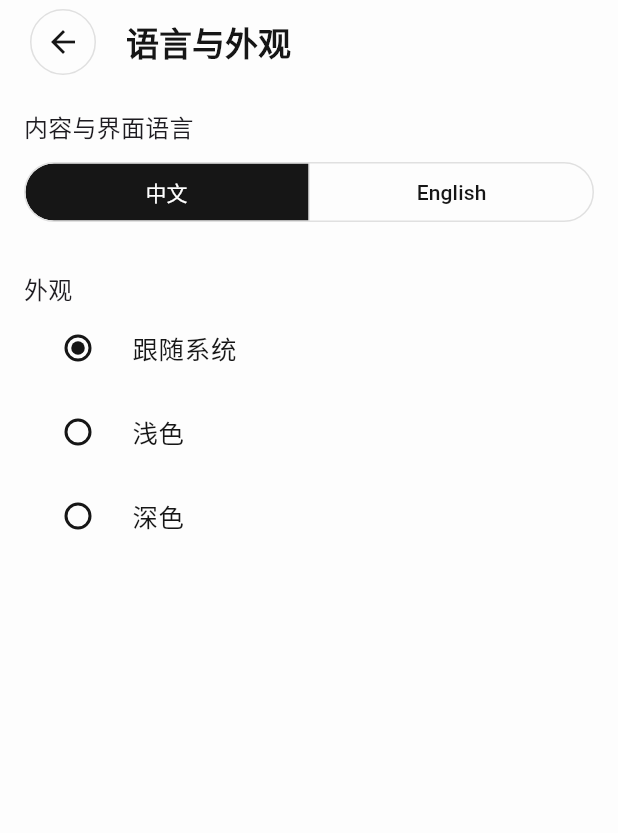
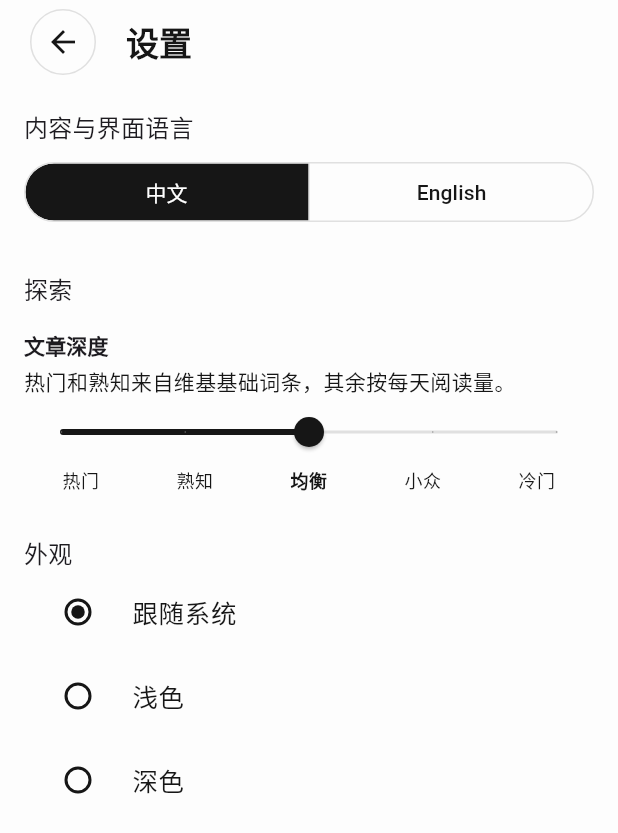
Before and after one commit to maxilong258/random-wiki, a Flutter app: the SettingsScreen screen opened by its route, on a phone screen of 412 x 824 dp. Shown: the top 833 px of the screen. Run offline on Flutter 3.47's test engine with Material 3 defaults, Android fonts, the phone set to English and light mode, and no system bars; our stand-ins replace cached_network_image, hive_flutter, share_plus, shared_preferences; accounts and stored records are empty; network calls fail.

Commit message:
feat: 设置里可按热门到冷门切换文章深度
热门和熟知走维基基础词条，其余按每天阅读量筛选，方便随机浏览时控制熟悉程度。

Co-authored-by: Cursor <cursoragent@cursor.com>

```diff
--- a/lib/app/bootstrap.dart
+++ b/lib/app/bootstrap.dart
@@ -12,7 +12,6 @@ Future<void> bootstrap(Widget app) async {
   WidgetsFlutterBinding.ensureInitialized();
   final preferences = AppPreferences(await SharedPreferences.getInstance());
   await Hive.initFlutter();
-  final articleCache = await Hive.openBox<dynamic>('article_cache');
   final savedArticles = await Hive.openBox<dynamic>('saved_articles');
   final readingHistory = await Hive.openBox<dynamic>('reading_history');
 
@@ -23,7 +22,7 @@ Future<void> bootstrap(Widget app) async {
           create: (_) => AppSettingsController(preferences),
         ),
         Provider(
-          create: (_) => WikiRepository(articleCache),
+          create: (_) => WikiRepository(),
           dispose: (_, repository) => repository.dispose(),
         ),
         ChangeNotifierProvider(
--- a/lib/core/localization/app_strings.dart
+++ b/lib/core/localization/app_strings.dart
@@ -1,4 +1,5 @@
 import 'package:flutter/widgets.dart';
+import '../../features/wiki/domain/article_depth.dart';
 
 class AppStrings {
   const AppStrings._(this.isChinese);
@@ -14,7 +15,12 @@ class AppStrings {
   String get favorites => isChinese ? '收藏列表' : 'Favorites';
   String get favoriteTab => isChinese ? '收藏' : 'Saved';
   String get history => isChinese ? '阅读历史' : 'History';
-  String get settings => isChinese ? '语言与外观' : 'Language & appearance';
+  String get settings => isChinese ? '设置' : 'Settings';
+  String get explore => isChinese ? '探索' : 'Explore';
+  String get articleDepth => isChinese ? '文章深度' : 'Article depth';
+  String get articleDepthHint => isChinese
+      ? '热门和熟知来自维基基础词条，其余按每天阅读量。'
+      : 'Popular and familiar topics come from vital articles. The rest follow daily readership.';
   String get settingsTooltip => isChinese ? '设置' : 'Settings';
   String get saveCurrent => isChinese ? '收藏当前词条' : 'Save this article';
   String get removeCurrent => isChinese ? '取消收藏' : 'Remove from favorites';
@@ -29,6 +35,13 @@ class AppStrings {
   String get followSystem => isChinese ? '跟随系统' : 'System';
   String get light => isChinese ? '浅色' : 'Light';
   String get dark => isChinese ? '深色' : 'Dark';
+  String depthLabel(ArticleDepth depth) => switch (depth) {
+    ArticleDepth.popular => isChinese ? '热门' : 'Popular',
+    ArticleDepth.familiar => isChinese ? '熟知' : 'Familiar',
+    ArticleDepth.balanced => isChinese ? '均衡' : 'Balanced',
+    ArticleDepth.niche => isChinese ? '小众' : 'Niche',
+    ArticleDepth.obscure => isChinese ? '冷门' : 'Obscure',
+  };
   String get noFavorites => isChinese ? '还没有收藏词条' : 'No saved articles yet';
   String get noHistory =>
       isChinese ? '阅读过的词条会出现在这里' : 'Articles you read will appear here';
--- a/lib/features/settings/application/app_settings_controller.dart
+++ b/lib/features/settings/application/app_settings_controller.dart
@@ -1,15 +1,19 @@
 import 'package:flutter/material.dart';
 import '../../../core/storage/app_preferences.dart';
+import '../../wiki/domain/article_depth.dart';
 
 class AppSettingsController extends ChangeNotifier {
   AppSettingsController(this._preferences)
     : _themeMode = _preferences.readThemeMode(),
-      _languageCode = _preferences.readLanguageCode();
+      _languageCode = _preferences.readLanguageCode(),
+      _articleDepth = _preferences.readArticleDepth();
   final AppPreferences _preferences;
   ThemeMode _themeMode;
   String _languageCode;
+  ArticleDepth _articleDepth;
   ThemeMode get themeMode => _themeMode;
   String get languageCode => _languageCode;
+  ArticleDepth get articleDepth => _articleDepth;
   Future<void> setThemeMode(ThemeMode value) async {
     _themeMode = value;
     notifyListeners();
@@ -21,4 +25,11 @@ class AppSettingsController extends ChangeNotifier {
     notifyListeners();
     await _preferences.saveLanguageCode(value);
   }
+
+  Future<void> setArticleDepth(ArticleDepth value) async {
+    if (value == _articleDepth) return;
+    _articleDepth = value;
+    notifyListeners();
+    await _preferences.saveArticleDepth(value);
+  }
 }
--- /dev/null
+++ b/lib/features/settings/presentation/article_depth_control.dart
@@ -0,0 +1,80 @@
+import 'package:flutter/material.dart';
+import '../../../core/localization/app_strings.dart';
+import '../../wiki/domain/article_depth.dart';
+
+class ArticleDepthControl extends StatelessWidget {
+  const ArticleDepthControl({
+    super.key,
+    required this.depth,
+    required this.onChanged,
+  });
+
+  final ArticleDepth depth;
+  final ValueChanged<ArticleDepth> onChanged;
+
+  @override
+  Widget build(BuildContext context) {
+    final strings = AppStrings.of(context);
+    final theme = Theme.of(context);
+    final colors = theme.colorScheme;
+    return Column(
+      crossAxisAlignment: CrossAxisAlignment.start,
+      children: [
+        Text(strings.explore, style: theme.textTheme.titleMedium),
+        const SizedBox(height: 16),
+        Text(
+          strings.articleDepth,
+          style: theme.textTheme.titleSmall?.copyWith(
+            fontWeight: FontWeight.w800,
+          ),
+        ),
+        const SizedBox(height: 4),
+        Text(
+          strings.articleDepthHint,
+          style: theme.textTheme.bodyMedium?.copyWith(
+            color: colors.onSurfaceVariant,
+          ),
+        ),
+        SliderTheme(
+          data: SliderTheme.of(context).copyWith(
+            activeTrackColor: colors.onSurface,
+            inactiveTrackColor: colors.outlineVariant,
+            thumbColor: colors.onSurface,
+            overlayColor: colors.onSurface.withValues(alpha: 0.08),
+            trackHeight: 2,
+          ),
+          child: Slider(
+            value: depth.index.toDouble(),
+            min: 0,
+            max: ArticleDepth.values.length - 1,
+            divisions: ArticleDepth.values.length - 1,
+            label: strings.depthLabel(depth),
+            onChanged: (value) =>
+                onChanged(ArticleDepth.values[value.round()]),
+          ),
+        ),
+        Row(
+          children: [
+            for (final item in ArticleDepth.values)
+              Expanded(
+                child: Text(
+                  strings.depthLabel(item),
+                  maxLines: 1,
+                  overflow: TextOverflow.ellipsis,
+                  textAlign: TextAlign.center,
+                  style: theme.textTheme.labelMedium?.copyWith(
+                    color: item == depth
+                        ? colors.onSurface
+                        : colors.onSurfaceVariant,
+                    fontWeight: item == depth
+                        ? FontWeight.w800
+                        : FontWeight.w500,
+                  ),
+                ),
+              ),
+          ],
+        ),
+      ],
+    );
+  }
+}
--- a/lib/features/settings/presentation/settings_screen.dart
+++ b/lib/features/settings/presentation/settings_screen.dart
@@ -3,6 +3,7 @@ import 'package:provider/provider.dart';
 import '../../../core/localization/app_strings.dart';
 import '../../../core/widgets/app_circle_icon_button.dart';
 import '../application/app_settings_controller.dart';
+import 'article_depth_control.dart';
 
 class SettingsScreen extends StatelessWidget {
   const SettingsScreen({super.key});
@@ -60,6 +61,11 @@ class SettingsScreen extends StatelessWidget {
                 settings.setLanguageCode(value.first),
           ),
           const SizedBox(height: 28),
+          ArticleDepthControl(
+            depth: settings.articleDepth,
+            onChanged: settings.setArticleDepth,
+          ),
+          const SizedBox(height: 28),
           Text(
             strings.appearance,
             style: Theme.of(context).textTheme.titleMedium,
```
Also changed, not shown: lib/core/storage/app_preferences.dart (+8 -0 lines), lib/features/home/presentation/home_shell.dart (+5 -3 lines), lib/features/wiki/application/wiki_feed_controller.dart (+18 -1 lines), lib/features/wiki/data/wiki_repository.dart (+270 -48 lines), lib/features/wiki/domain/article_depth.dart (added, +143 -0 lines), 1 other file.
